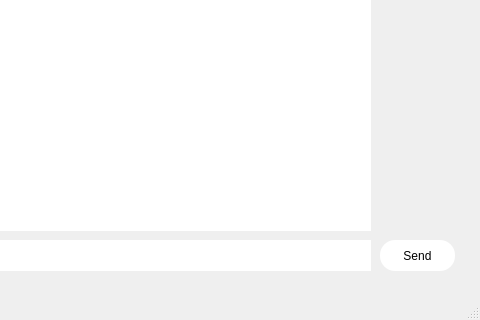
This is PyMessenger/PyMessanger.ui in ArmenG888/PyMessenger as Qt 5 draws it before an edit; both pictures show x 320 to 800 and y 280 to 600 of the 800 by 600 pixel window. The edited form follows.
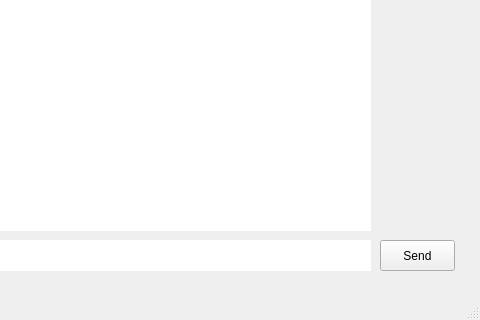
This is the edited form.

What changed in the file:
```diff
--- a/PyMessenger/PyMessanger.ui
+++ b/PyMessenger/PyMessanger.ui
@@ -56,7 +56,10 @@
     </property>
     <property name="styleSheet">
      <string notr="true">border-radius: 15px;
-background-color:white;</string>
+background-color:white;
+active {
+  background-color: yellow;
+}</string>
     </property>
     <property name="text">
      <string>Send</string>
```
